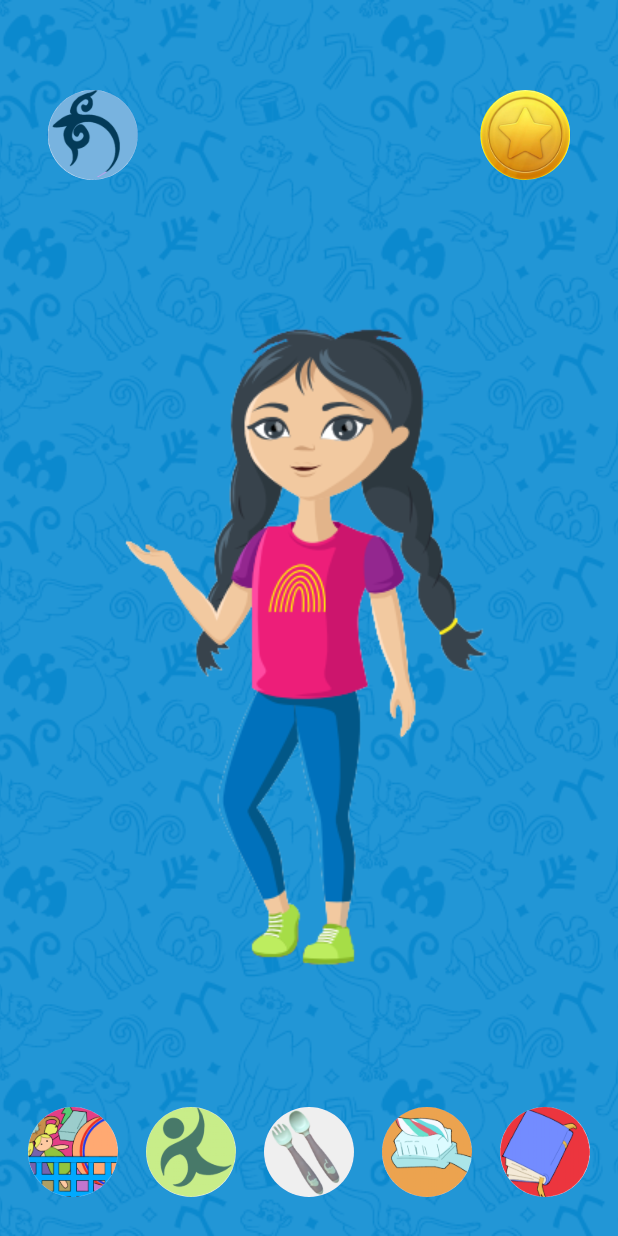
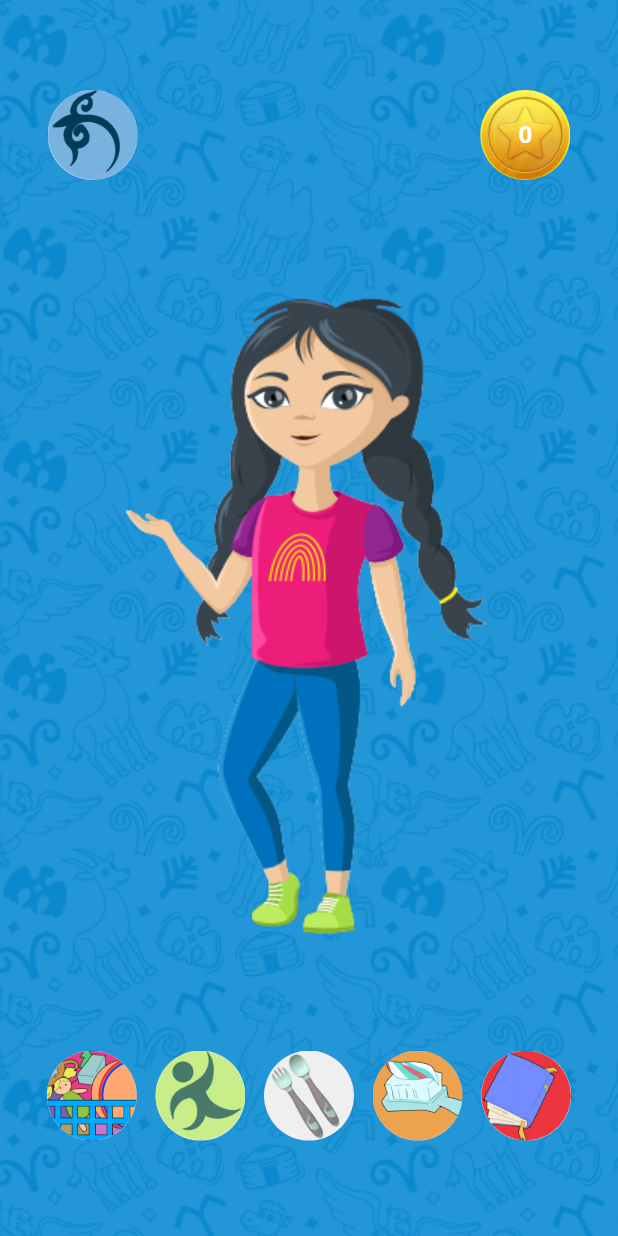
Before and after one commit to Melamorri/danek, a Flutter app: the GamePage screen opened by its route, on a phone screen of 412 x 824 dp. Run offline on Flutter 3.47's test engine with Material 2 defaults, Android fonts, the phone set to English and light mode, and no system bars; our stand-ins replace easy_localization; missing offline and left inert: flame_audio, neon_circular_timer; network calls fail.

Commit message:
gamepage upd, coin counter, activity_button

```diff
--- a/lib/main.dart
+++ b/lib/main.dart
@@ -1,5 +1,6 @@
 import 'package:danek/generated/codegen_loader.g.dart';
 import 'package:danek/models/shop_models.dart';
+import 'package:danek/models/activity_button.dart';
 import 'package:danek/pages/choose_heroes.dart';
 import 'package:danek/pages/form_page.dart';
 import 'package:danek/pages/game_page.dart';
@@ -8,6 +9,8 @@ import 'package:danek/pages/menu_page.dart';
 import 'package:danek/pages/my_purchases.dart';
 import 'package:danek/pages/setting_page.dart';
 import 'package:danek/pages/shop_page.dart';
+import 'package:danek/pages/page_for_activity.dart';
+import 'package:danek/pages/hero_page_bars.dart';
 import 'package:flutter/material.dart';
 import 'package:easy_localization/easy_localization.dart';
 // import 'package:flutter_localizations/flutter_localizations.dart';
@@ -48,6 +51,7 @@ class MyApp extends StatelessWidget {
           '/formpage': (context) => FormPage(),
           '/chooseheroes': (context) => ChooseHeroes(),
           '/gamepage': (context) => GamePage(),
+          '/gamepage/page_act_1': (context) => HeroList(),
           '/activitypage': (context) => ActivityPage(),
           '/shoppage': (context) => ShopPage(),
           '/mypurchases': (context) => MyPurchases(),
--- /dev/null
+++ b/lib/models/activity_button.dart
@@ -0,0 +1,41 @@
+import 'package:flutter/material.dart';
+
+int value = 0;
+void upCoin(int cash) {
+  value = value + cash;
+}
+
+class ActivityButton extends StatelessWidget {
+  final String image;
+  final int cash;
+
+  ActivityButton({required this.image, required this.cash});
+
+  @override
+  Widget build(BuildContext context) {
+    return Container(
+      height: 30,
+      width: (MediaQuery.of(context).size.width - 50) / 5,
+      child: Center(
+        child: GestureDetector(
+          onTap: () {
+            upCoin(cash);
+            Navigator.pushNamed(context, '/gamepage/page_act_1');
+          },
+          child: CircleAvatar(
+            radius: 30.0,
+            backgroundImage: AssetImage(image),
+          ),
+        ),
+      ),
+    );
+  }
+}
+
+List<ActivityButton> act = [
+  ActivityButton(image: "assets/images/toysbutton.png", cash: 50),
+  ActivityButton(image: "assets/images/gymbutton.png", cash: 30),
+  ActivityButton(image: "assets/images/eatbutton.png", cash: 20),
+  ActivityButton(image: "assets/images/toothbrushbutton.png", cash: 25),
+  ActivityButton(image: "assets/images/readbookbutton.png", cash: 25),
+];
--- a/lib/pages/activity_page.dart
+++ b/lib/pages/activity_page.dart
@@ -1,5 +1,6 @@
 import 'package:flutter/material.dart';
 import 'package:easy_localization/easy_localization.dart';
+import 'package:danek/models/activity_button.dart';
 
 class ActivityPage extends StatelessWidget {
   const ActivityPage({super.key});
@@ -19,6 +20,7 @@ class ActivityPage extends StatelessWidget {
         ),
         child: Column(
           children: [
+            Center(child: Text('$value')),
             Center(
               child: Image(image: AssetImage("assets/images/girl.jpg")),
             ),
--- a/lib/pages/game_page.dart
+++ b/lib/pages/game_page.dart
@@ -1,5 +1,6 @@
 import 'package:danek/pages/form_page.dart';
 import 'package:flutter/material.dart';
+import 'package:danek/models/activity_button.dart';
 
 class GamePage extends StatefulWidget {
   const GamePage({super.key});
@@ -41,51 +42,35 @@ class _GamePageState extends State<GamePage> {
                   height: 20,
                   width: MediaQuery.of(context).size.width * 0.4,
                 ),
-              const CircleAvatar(
+                CircleAvatar(
                   radius: 30.0,
-                backgroundImage: AssetImage("assets/images/coin.png"),
-                //нужно добавить счетчик монет и обновление страницы setState
-                //цифры под иконкой с монетой ?
+                  backgroundImage: const AssetImage("assets/images/coin.png"),
+                  child: Text(
+                    "$value",
+                    style: const TextStyle(fontWeight: FontWeight.bold),
+                  ),
                 ),
               ],
             ),
             SizedBox(
-              height: MediaQuery.of(context).size.height * 0.75,
+                height: MediaQuery.of(context).size.height * 0.70,
                 child: Image.asset("assets/images/girl1.png")),
-          //далее привязать к индексу в shared preferences
-          Row(
-            mainAxisSize: MainAxisSize.max,
-            mainAxisAlignment: MainAxisAlignment.spaceEvenly,
-            crossAxisAlignment: CrossAxisAlignment.start,
-            children: [
-              ActivityButton(image: "assets/images/toysbutton.png"),
-              ActivityButton(image: "assets/images/gymbutton.png"),
-              ActivityButton(image: "assets/images/eatbutton.png"),
-              ActivityButton(image: "assets/images/toothbrushbutton.png"),
-              ActivityButton(image: "assets/images/readbookbutton.png"),
+//героя выбираем из списка и картинка меняется
+            //далее  привязать к индексу в shared preferences
+
+            Expanded(
+              child: ListView.builder(
+                  padding: const EdgeInsets.only(left: 25, right: 25),
+                  itemCount: act.length,
+                  scrollDirection: Axis.horizontal,
+                  itemBuilder: (BuildContext context, int index) {
+                    return SizedBox(
+                        child: ActivityButton(
+                            image: act[index].image, cash: act[index].cash));
+                  }),
+            ),
+            SizedBox(height: 60),
           ],
-          ),
-        ],
-      ),
-    );
+        ));
   }
 }
-
-class ActivityButton extends StatelessWidget {
-  final String image;
-
-  ActivityButton({required this.image});
-  @override
-  Widget build(BuildContext context) {
-    return GestureDetector(
-      onTap: () {
-        Navigator.pushNamed(context, '/activitypage');
-        // функция: переход на страницу с активностью, запускаем таймер на 60 сек,  возврат на пред. страницу, добавляем монетки
-      },
-      child: CircleAvatar(
-        radius: 30.0,
-        backgroundImage: AssetImage(image),
-      ),
-    );
-  }
-}
--- a/lib/pages/page_for_activity.dart
+++ b/lib/pages/page_for_activity.dart
@@ -1,11 +1,15 @@
 import 'package:flutter/material.dart';
 import 'package:danek/models/activity_list.dart';
 import 'package:neon_circular_timer/neon_circular_timer.dart';
+import 'package:danek/models/activity_button.dart';
+import 'package:danek/pages/hero_page_bars.dart';
+import 'package:danek/models/models.dart';
 
 class ActivityDetailsScreen extends StatelessWidget {
   final ActivityList ativityList;
 
-  const ActivityDetailsScreen({super.key,
+  const ActivityDetailsScreen({
+    super.key,
     required this.ativityList,
   });
 
@@ -38,24 +42,30 @@ class ActivityDetailsScreen extends StatelessWidget {
                   children: [
                     GestureDetector(
                       onTap: () {
-                        Navigator.pushNamed(context, '/');
+                        Navigator.pushNamed(context, '/gamepage');
                       },
                       child: const CircleAvatar(
                         radius: 30.0,
-                        backgroundImage: AssetImage("assets/images/backbutton.png"),
+                        backgroundImage:
+                            AssetImage("assets/images/backbutton.png"),
                       ),
                     ),
                     SizedBox(
                       height: 20,
                       width: MediaQuery.of(context).size.width * 0.4,
                     ),
-                    const CircleAvatar(
+                    CircleAvatar(
                       radius: 30.0,
                       backgroundImage: AssetImage("assets/images/coin.png"),
+                      child: Text(
+                        '$value',
+                        style: const TextStyle(fontWeight: FontWeight.bold),
+                      ),
                     ),
                   ],
                 ),
-                Text(ativityList.name.toString(), style: Theme.of(context).textTheme.headline6),
+                Text(ativityList.name.toString(),
+                    style: Theme.of(context).textTheme.headline6),
                 Image(
                   image: NetworkImage(ativityList.gif.toString()),
                   width: 500,
```
Also changed, not shown: lib/models/activity_list.dart (+6 -3 lines). Lines whose indentation alone changed are shown as unchanged.
